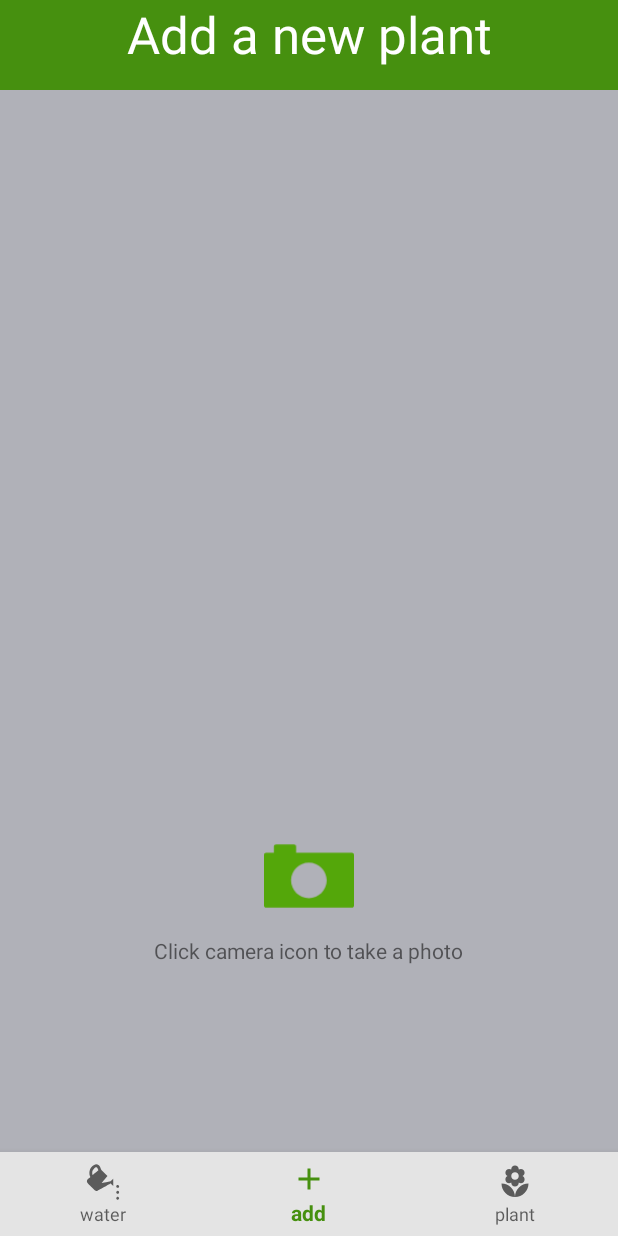
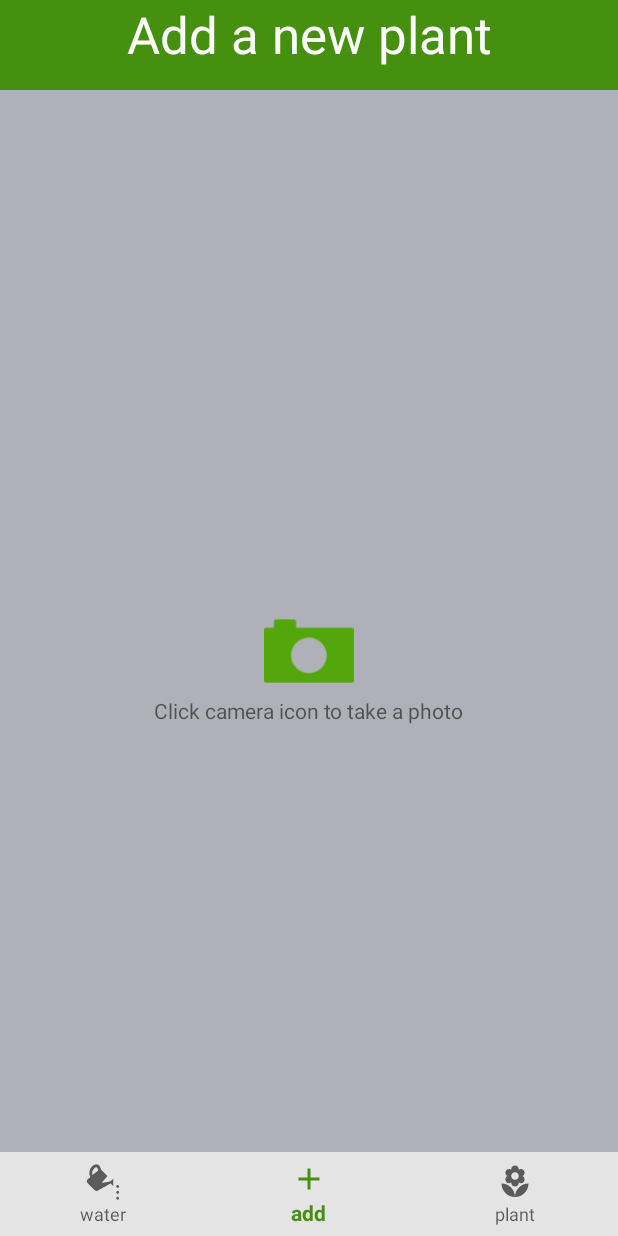
Before and after one commit to sui1234/Love-Plant, an Android app: the screen it shows after launch (MainActivity), item 2 of the bottom bar chosen, on a phone screen of 412 x 824 dp. Run offline under Robolectric (Android 15) with nearby library versions, the phone set to English and light mode, and no system bars; our stand-ins replace Room's generated code.

Commit message:
change picture's size limit and some layout

```diff
--- a/app/src/main/AndroidManifest.xml
+++ b/app/src/main/AndroidManifest.xml
@@ -9,6 +9,8 @@
         tools:ignore="ProtectedPermissions" />
 
     <application
+        android:hardwareAccelerated="false"
+        android:largeHeap="true"
         android:allowBackup="true"
         android:icon="@mipmap/ic_launcher"
         android:label="@string/app_name"
--- /dev/null
+++ b/app/src/main/res/drawable/button_selector.xml
@@ -0,0 +1,24 @@
+<?xml version="1.0" encoding="utf-8"?>
+<selector xmlns:android="http://schemas.android.com/apk/res/android" >
+    <item android:state_pressed="true" >
+        <shape android:shape="rectangle"  >
+            <corners android:radius="10dp" />
+            <stroke android:width="1dip" android:color="@color/colorPrimary" />
+            <gradient android:angle="-90" android:startColor="@color/colorPrimary" android:endColor="@color/colorPrimary"  />
+        </shape>
+    </item>
+    <item android:state_focused="true">
+        <shape android:shape="rectangle"  >
+            <corners android:radius="10dp" />
+            <stroke android:width="1dip" android:color="#971E05" />
+            <solid android:color="#58857e"/>
+        </shape>
+    </item>
+    <item >
+        <shape android:shape="rectangle"  >
+            <corners android:radius="10dp" />
+            <stroke android:width="1dip" android:color="@color/colorPrimary" />
+            <gradient android:angle="-90" android:startColor="@color/colorPrimary" android:endColor="@color/colorPrimary" />
+        </shape>
+    </item>
+</selector>
--- a/app/src/main/res/layout/add_fragment.xml
+++ b/app/src/main/res/layout/add_fragment.xml
@@ -22,7 +22,7 @@
 
         android:id="@+id/capturePicture"
         android:layout_width="match_parent"
-        android:layout_height="300dp"
+        android:layout_height="match_parent"
         android:layout_gravity="center"
         tools:ignore="VectorDrawableCompat"
         android:layout_marginTop="120dp"
@@ -31,7 +31,7 @@
 
     <ImageView
 
-        android:layout_marginTop="200dp"
+        android:layout_marginTop="50dp"
         android:id="@+id/cameraIcon"
         android:layout_width="60dp"
         android:layout_height="60dp"
@@ -44,7 +44,7 @@
         android:layout_width="wrap_content"
         android:layout_height="wrap_content"
         android:layout_gravity="center"
-        android:layout_marginTop="250dp"
+        android:layout_marginTop="90dp"
         android:text="@string/camera" />
 
     <TextView
@@ -53,8 +53,8 @@
         android:layout_height="wrap_content"
 
         android:text="@string/name"
-        android:layout_marginTop="410dp"
-        android:layout_marginLeft="80dp"
+        android:layout_marginTop="360dp"
+        android:layout_marginLeft="70dp"
         android:visibility="invisible"/>
     <TextView
         android:id="@+id/days"
@@ -62,22 +62,22 @@
         android:layout_height="wrap_content"
 
         android:text="@string/days"
-        android:layout_marginTop="460dp"
-        android:layout_marginLeft="80dp"
+        android:layout_marginTop="410dp"
+        android:layout_marginLeft="70dp"
         android:visibility="invisible"/>
     <EditText
         android:id="@+id/nameEdit"
         android:layout_width="200dp"
         android:layout_height="50dp"
-        android:layout_marginLeft="130dp"
-        android:layout_marginTop="390dp"
+        android:layout_marginLeft="120dp"
+        android:layout_marginTop="340dp"
         android:visibility="invisible"/>
     <EditText
         android:id="@+id/daysEdit"
         android:layout_width="90dp"
         android:layout_height="50dp"
-        android:layout_marginLeft="240dp"
-        android:layout_marginTop="440dp"
+        android:layout_marginLeft="230dp"
+        android:layout_marginTop="390dp"
         android:visibility="invisible"
         android:inputType="number"/>
     <Button
@@ -85,8 +85,9 @@
         android:text="@string/saveButton"
         android:layout_width="wrap_content"
         android:layout_height="wrap_content"
-        android:layout_marginTop="520dp"
+        android:layout_marginTop="470dp"
         android:layout_gravity="center_horizontal"
+        android:background="@drawable/button_selector"
         android:visibility="invisible"/>
 
 
--- a/build.gradle
+++ b/build.gradle
@@ -7,7 +7,7 @@ buildscript {
 
     }
     dependencies {
-        classpath 'com.android.tools.build:gradle:3.5.1'
+        classpath 'com.android.tools.build:gradle:3.5.3'
 
         // NOTE: Do not place your application dependencies here; they belong
         // in the individual module build.gradle files
```
